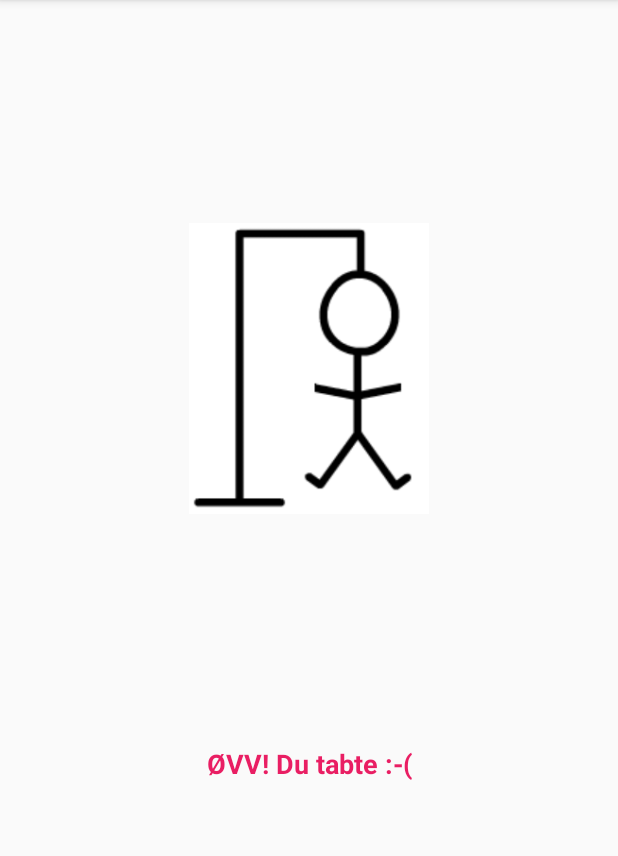
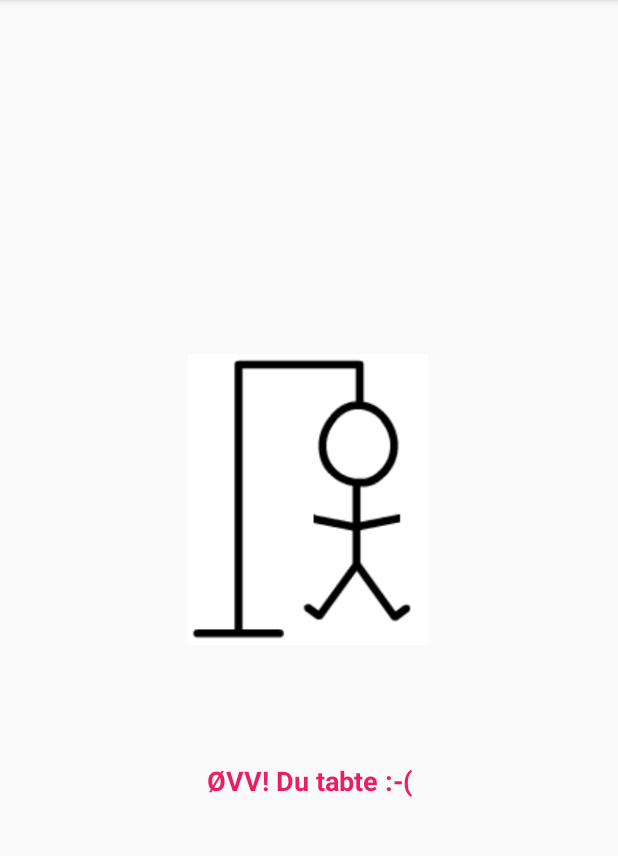
Before and after one commit to HellaAchari/GalgelegFinal, an Android app: the Tabt screen opened directly, with no data from a screen before it, on a phone screen of 412 x 824 dp, the part 84-940 px from its top. Run offline under Robolectric (Android 15) with nearby library versions, the phone set to English and light mode, and no system bars.

Commit message:
Sidste ændringer for at få "tabt" til at virke helt

```diff
--- a/app/src/main/java/com/example/myapplication/MainActivity.java
+++ b/app/src/main/java/com/example/myapplication/MainActivity.java
@@ -74,10 +74,10 @@ public class MainActivity extends AppCompatActivity implements View.OnClickListe
     }
     public void tabtEllerVundet(){
         if (galgelogik.erSpilletTabt()){
+            ordet = galgelogik.getOrdet();
             Intent i = new Intent(this, Tabt.class);
             i.putExtra("Ordet", ordet);
             startActivity(i);
-            ordet = galgelogik.getOrdet();
         }
         else if(galgelogik.erSpilletVundet()){
             textView.setText(galgelogik.getOrdet());
--- a/app/src/main/res/layout/activity_tabt.xml
+++ b/app/src/main/res/layout/activity_tabt.xml
@@ -10,7 +10,6 @@
         android:id="@+id/textView25"
         android:layout_width="231dp"
         android:layout_height="39dp"
-        android:layout_marginBottom="232dp"
         android:text="Hej"
         android:textAlignment="center"
         android:textColor="#E91E63"
@@ -18,31 +17,33 @@
         android:textStyle="bold"
         app:layout_constraintBottom_toBottomOf="parent"
         app:layout_constraintEnd_toEndOf="parent"
-        app:layout_constraintStart_toStartOf="parent" />
+        app:layout_constraintStart_toStartOf="parent"
+        app:layout_constraintTop_toTopOf="parent"
+        app:layout_constraintVertical_bias="0.697" />
 
     <TextView
         android:id="@+id/textView2"
         android:layout_width="135dp"
         android:layout_height="39dp"
-        android:layout_marginBottom="27dp"
+        android:layout_marginBottom="244dp"
         android:text="TextView"
         android:textAlignment="center"
         android:textColor="#E91E63"
-        android:textSize="18sp"
+        android:textSize="24sp"
         android:textStyle="bold"
-        app:layout_constraintBottom_toTopOf="@+id/textView25"
+        app:layout_constraintBottom_toBottomOf="parent"
         app:layout_constraintEnd_toEndOf="parent"
         app:layout_constraintStart_toStartOf="parent"
-        app:layout_constraintTop_toBottomOf="@+id/imageView2" />
+        app:layout_constraintTop_toTopOf="parent"
+        app:layout_constraintVertical_bias="0.368" />
 
     <ImageView
         android:id="@+id/imageView2"
         android:layout_width="164dp"
         android:layout_height="194dp"
-        android:layout_marginTop="117dp"
-        android:layout_marginBottom="25dp"
-        app:layout_constraintBottom_toTopOf="@+id/textView2"
+        android:layout_marginTop="236dp"
         app:layout_constraintEnd_toEndOf="parent"
+        app:layout_constraintHorizontal_bias="0.497"
         app:layout_constraintStart_toStartOf="parent"
         app:layout_constraintTop_toTopOf="parent"
         app:srcCompat="@drawable/forkert6" />
```
